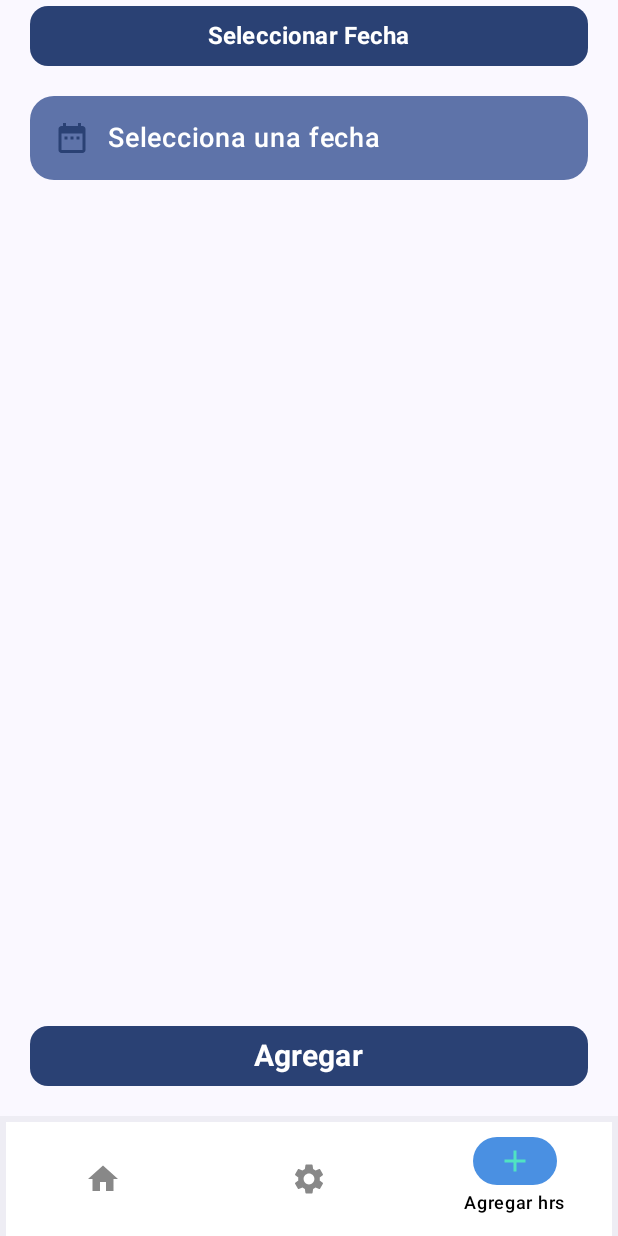
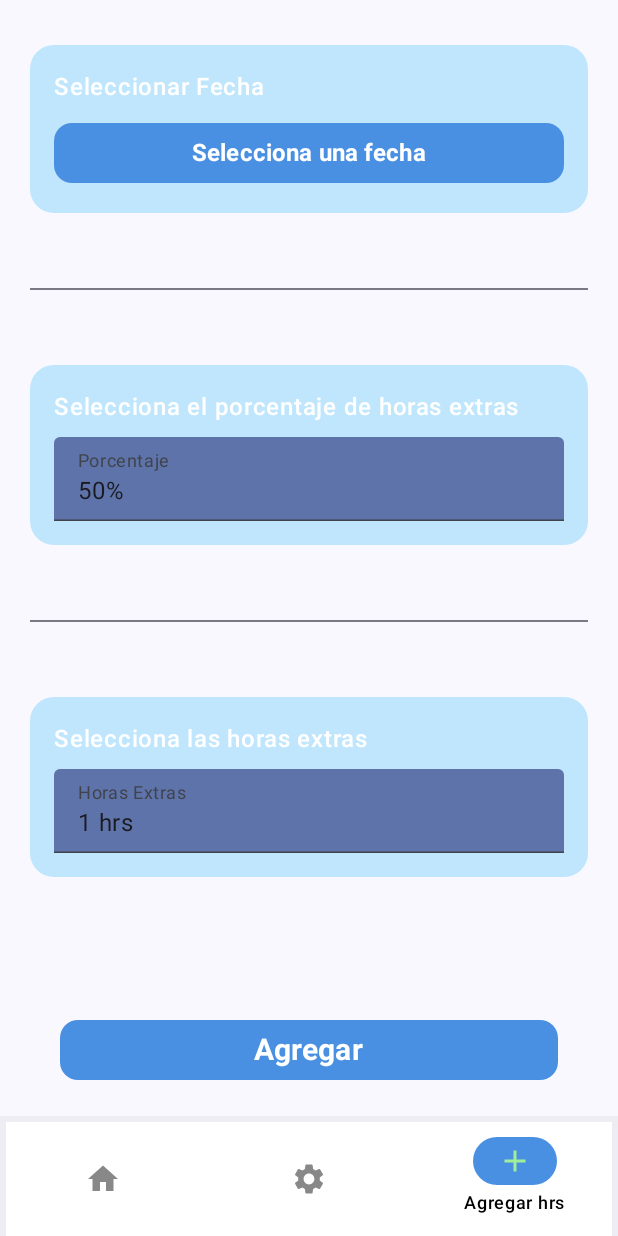
Before and after one commit to ricardosr4/OverTime, an Android app built with Jetpack Compose: the AddHrsExtrasScreen screen opened through its navigation route, on a phone screen of 412 x 824 dp. Run offline under Robolectric (Android 15) with nearby library versions, the phone set to English and light mode, and no system bars.

Commit message:
ui add hrs extras screen ok

```diff
--- a/app/src/main/java/com/example/overtime/ui/addHrsExtras/AddHrsExtrasScreen.kt
+++ b/app/src/main/java/com/example/overtime/ui/addHrsExtras/AddHrsExtrasScreen.kt
@@ -3,8 +3,6 @@ package com.example.overtime.ui.addHrsExtras
 import androidx.compose.foundation.background
 import androidx.compose.foundation.layout.*
 import androidx.compose.foundation.shape.RoundedCornerShape
-import androidx.compose.material.icons.Icons
-import androidx.compose.material.icons.filled.DateRange
 import androidx.compose.material3.*
 import androidx.compose.runtime.*
 import androidx.compose.ui.Alignment
@@ -12,6 +10,8 @@ import androidx.compose.ui.Modifier
 import androidx.compose.ui.text.font.FontWeight
 import androidx.compose.ui.unit.dp
 import androidx.compose.ui.unit.sp
+import com.example.overtime.ui.theme.ButtonPrimary
+import com.example.overtime.ui.theme.CardColor
 import java.text.SimpleDateFormat
 import java.util.*
 
@@ -20,6 +20,14 @@ import java.util.*
 fun AddHrsExtrasScreen() {
     var showDatePicker by remember { mutableStateOf(false) }
     var selectedDate by remember { mutableStateOf("Selecciona una fecha") }
+    var selectedPercentage by remember { mutableIntStateOf(50) }
+    var selectedHours by remember { mutableIntStateOf(1) }
+
+    val percentageOptions = listOf(50, 75, 100, 130)
+    val hoursOptions = (1..12).toList()
+
+    var expandedPercentage by remember { mutableStateOf(false) }
+    var expandedHours by remember { mutableStateOf(false) }
 
     Box(
         modifier = Modifier
@@ -30,44 +38,171 @@ fun AddHrsExtrasScreen() {
         Column(
             modifier = Modifier
                 .fillMaxWidth()
-                .align(Alignment.TopCenter), // Mantiene el contenido en la parte superior
+                .align(Alignment.TopCenter),
             horizontalAlignment = Alignment.CenterHorizontally
         ) {
+            // Card para seleccionar la fecha
+            Card(
+                colors = CardDefaults.cardColors(containerColor = CardColor),
+                shape = RoundedCornerShape(16.dp),
+                modifier = Modifier
+                    .fillMaxWidth()
+                    .padding(top = 30.dp),
+
+            ) {
+                Column(
+                    modifier = Modifier.padding(16.dp)
+                ) {
+                    Text(
+                        text = "Seleccionar Fecha",
+                        fontSize = 16.sp,
+                        fontWeight = FontWeight.Medium,
+                        color = MaterialTheme.colorScheme.onPrimaryContainer
+                    )
+
+                    Spacer(modifier = Modifier.height(8.dp))
+
                     Button(
                         onClick = { showDatePicker = true },
-                colors = ButtonDefaults.buttonColors(containerColor = MaterialTheme.colorScheme.primary),
+                        colors = ButtonDefaults.buttonColors(containerColor = ButtonPrimary),
                         shape = RoundedCornerShape(12.dp),
                         modifier = Modifier.fillMaxWidth()
                     ) {
-                Text(text = "Seleccionar Fecha", fontSize = 16.sp, fontWeight = FontWeight.Bold)
+                        Text(text = selectedDate, fontSize = 16.sp, fontWeight = FontWeight.Bold)
+                    }
+                }
             }
 
-            Spacer(modifier = Modifier.height(16.dp))
+            Spacer(modifier = Modifier.height(50.dp))
+            Divider()
+            Spacer(modifier = Modifier.height(50.dp))
 
+            // Card para seleccionar el porcentaje de horas extras
             Card(
-                colors = CardDefaults.cardColors(containerColor = MaterialTheme.colorScheme.primaryContainer),
+                colors = CardDefaults.cardColors(containerColor = CardColor),
                 shape = RoundedCornerShape(16.dp),
                 modifier = Modifier.fillMaxWidth()
             ) {
-                Row(
-                    modifier = Modifier.padding(16.dp),
-                    verticalAlignment = Alignment.CenterVertically
+                Column(
+                    modifier = Modifier.padding(16.dp)
                 ) {
-                    Icon(
-                        imageVector = Icons.Default.DateRange,
-                        contentDescription = "Calendario",
-                        tint = MaterialTheme.colorScheme.primary
-                    )
-                    Spacer(modifier = Modifier.width(12.dp))
                     Text(
-                        text = selectedDate,
-                        fontSize = 18.sp,
+                        text = "Selecciona el porcentaje de horas extras",
+                        fontSize = 16.sp,
                         fontWeight = FontWeight.Medium,
                         color = MaterialTheme.colorScheme.onPrimaryContainer
                     )
+
+                    Spacer(modifier = Modifier.height(8.dp))
+
+                    ExposedDropdownMenuBox(
+                        expanded = expandedPercentage,
+                        onExpandedChange = { expandedPercentage = !expandedPercentage }
+                    ) {
+                        TextField(
+                            readOnly = true,
+                            value = "$selectedPercentage%",
+                            onValueChange = {},
+                            label = { Text("Porcentaje") },
+                            modifier = Modifier
+                                .fillMaxWidth()
+                                .menuAnchor(),
+                            colors = TextFieldDefaults.textFieldColors(
+                                containerColor = MaterialTheme.colorScheme.primaryContainer
+                            )
+                        )
+
+                        ExposedDropdownMenu(
+                            expanded = expandedPercentage,
+                            onDismissRequest = { expandedPercentage = false }
+                        ) {
+                            percentageOptions.forEach { percentage ->
+                                DropdownMenuItem(
+                                    text = { Text("$percentage%") },
+                                    onClick = {
+                                        selectedPercentage = percentage
+                                        expandedPercentage = false
+                                    }
+                                )
+                            }
+                        }
+                    }
                 }
             }
 
+            Spacer(modifier = Modifier.height(50.dp))
+            Divider()
+            Spacer(modifier = Modifier.height(50.dp))
+
+            // Card para seleccionar la cantidad de horas extras
+            Card(
+                colors = CardDefaults.cardColors(containerColor = CardColor),
+                shape = RoundedCornerShape(16.dp),
+                modifier = Modifier.fillMaxWidth()
+            ) {
+                Column(
+                    modifier = Modifier.padding(16.dp)
+                ) {
+                    Text(
+                        text = "Selecciona las horas extras",
+                        fontSize = 16.sp,
+                        fontWeight = FontWeight.Medium,
+                        color = MaterialTheme.colorScheme.onPrimaryContainer
+                    )
+
+                    Spacer(modifier = Modifier.height(8.dp))
+
+                    ExposedDropdownMenuBox(
+                        expanded = expandedHours,
+                        onExpandedChange = { expandedHours = !expandedHours }
+                    ) {
+                        TextField(
+                            readOnly = true,
+                            value = "$selectedHours hrs",
+                            onValueChange = {},
+                            label = { Text("Horas Extras") },
+                            modifier = Modifier
+                                .fillMaxWidth()
+                                .menuAnchor(),
+                            colors = TextFieldDefaults.textFieldColors(
+                                containerColor = MaterialTheme.colorScheme.primaryContainer
+                            )
+                        )
+
+                        ExposedDropdownMenu(
+                            expanded = expandedHours,
+                            onDismissRequest = { expandedHours = false }
+                        ) {
+                            hoursOptions.forEach { hour ->
+                                DropdownMenuItem(
+                                    text = { Text("$hour hrs") },
+                                    onClick = {
+                                        selectedHours = hour
+                                        expandedHours = false
+                                    }
+                                )
+                            }
+                        }
+                    }
+                }
+            }
+        }
+
+        // Botón fijo en la parte inferior
+        Button(
+            onClick = { /* Acción para agregar */ },
+            colors = ButtonDefaults.buttonColors(containerColor = ButtonPrimary),
+            shape = RoundedCornerShape(12.dp),
+            modifier = Modifier
+                .fillMaxWidth()
+                .align(Alignment.BottomCenter)
+                .padding(20.dp)
+        ) {
+            Text(text = "Agregar", fontSize = 20.sp, fontWeight = FontWeight.Bold)
+        }
+    }
+
+    // Mostrar el DatePicker cuando se activa
     if (showDatePicker) {
         DatePickerDialog(
             onDismissRequest = { showDatePicker = false },
@@ -89,18 +224,3 @@ fun AddHrsExtrasScreen() {
         }
     }
 }
-
-        // Botón en la parte inferior centrado
-        Button(
-            onClick = { },
-            colors = ButtonDefaults.buttonColors(containerColor = MaterialTheme.colorScheme.primary),
-            shape = RoundedCornerShape(12.dp),
-            modifier = Modifier
-                .fillMaxWidth()
-                .align(Alignment.BottomCenter) // Lo ancla abajo
-                .padding(bottom = 16.dp)
-        ) {
-            Text(text = "Agregar", fontSize = 20.sp, fontWeight = FontWeight.Bold)
-        }
-    }
-}
--- a/app/src/main/java/com/example/overtime/ui/home/presenter/HomeScreen.kt
+++ b/app/src/main/java/com/example/overtime/ui/home/presenter/HomeScreen.kt
@@ -17,10 +17,18 @@ import androidx.compose.ui.unit.dp
 import androidx.compose.ui.unit.sp
 import androidx.navigation.NavController
 import com.example.overtime.ui.theme.ButtonPrimary
-
+import com.example.overtime.ui.theme.CardColor
+import com.example.overtime.ui.theme.SecondaryColor
 import java.time.LocalDate
 import java.time.format.TextStyle
 import java.util.Locale
+
+// Definir el data class WorkDay
+data class WorkDay(
+    val weekDay: String,
+    val quantityOverHours: Int,
+    val percentageOverHours: Int
+)
 
 @RequiresApi(Build.VERSION_CODES.O)
 @Composable
@@ -28,10 +36,10 @@ fun HomeScreen(navController: NavController) {
     val currentMonth =
         remember { LocalDate.now().month.getDisplayName(TextStyle.FULL, Locale("es", "ES")) }
 
-    // Lista con los ítems (día, cantidad de horas extras, porcentaje de horas extras)
+    // Lista con los ítems como WorkDay
     var itemsList by remember {
         mutableStateOf(List(21) { index ->
-            Triple("Día $index", (1..5).random(), listOf(50, 75, 100, 130).random())
+            WorkDay("Día $index", (1..5).random(), listOf(50, 75, 100, 130).random())
         })
     }
 
@@ -43,10 +51,10 @@ fun HomeScreen(navController: NavController) {
 
     // Función para recalcular las horas de cada porcentaje
     fun recalculateHours() {
-        total50 = itemsList.filter { it.third == 50 }.sumOf { it.second }
-        total75 = itemsList.filter { it.third == 75 }.sumOf { it.second }
-        total100 = itemsList.filter { it.third == 100 }.sumOf { it.second }
-        total130 = itemsList.filter { it.third == 130 }.sumOf { it.second }
+        total50 = itemsList.filter { it.percentageOverHours == 50 }.sumOf { it.quantityOverHours }
+        total75 = itemsList.filter { it.percentageOverHours == 75 }.sumOf { it.quantityOverHours }
+        total100 = itemsList.filter { it.percentageOverHours == 100 }.sumOf { it.quantityOverHours }
+        total130 = itemsList.filter { it.percentageOverHours == 130 }.sumOf { it.quantityOverHours }
     }
 
     // Recalcular las horas al inicio
@@ -60,7 +68,7 @@ fun HomeScreen(navController: NavController) {
                 .fillMaxHeight(0.3f)
                 .padding(16.dp),
             shape = RoundedCornerShape(16.dp),
-            colors = CardDefaults.cardColors(containerColor = MaterialTheme.colorScheme.surface),
+            colors = CardDefaults.cardColors(containerColor = CardColor),
             elevation = CardDefaults.cardElevation(defaultElevation = 16.dp)
         ) {
             Column(
@@ -114,9 +122,9 @@ fun HomeScreen(navController: NavController) {
         ) {
             items(itemsList) { item ->
                 CardItem(
-                    weekDay = item.first,
-                    quantityOverHours = item.second,
-                    percentageOverHours = item.third,
+                    weekDay = item.weekDay,
+                    quantityOverHours = item.quantityOverHours,
+                    percentageOverHours = item.percentageOverHours,
                     onDeleteConfirm = {
                         itemsList = itemsList - item
                         recalculateHours() // Recalcular horas al eliminar un ítem
@@ -162,7 +170,7 @@ fun CardItem(
             .fillMaxWidth()
             .padding(8.dp),
         shape = RoundedCornerShape(8.dp),
-        colors = CardDefaults.cardColors(containerColor = MaterialTheme.colorScheme.surface),
+        colors = CardDefaults.cardColors(containerColor = SecondaryColor),
         elevation = CardDefaults.cardElevation(defaultElevation = 4.dp)
     ) {
         Row(
--- a/app/src/main/java/com/example/overtime/ui/theme/Color.kt
+++ b/app/src/main/java/com/example/overtime/ui/theme/Color.kt
@@ -12,7 +12,8 @@ val Pink40 = Color(0xFF7D5260)
 
 // Colores Base
 val PrimaryColor = Color(0xFF4A90E2) // Botón principal, enlaces interactivos
-val SecondaryColor = Color(0xFF50E3C2) // Elementos secundarios, acentos
+val SecondaryColor = Color(0xFFA0EE9A) // Elementos secundarios, acentos
+val CardColor = Color(0xFFBFE6FD) // Color de card principal
 //val BackgroundColor = Color(0xFFF5F7FA) // Fondo principal de la app
 //val ContrastColor = Color(0xFFFF6B6B) // Botón de acción destacada, alertas importantes
 
@@ -30,7 +31,7 @@ val ButtonDisabled = Color(0xFFE0E0E0) // Fondo del botón deshabilitado
 // Textos
 val TextPrimary = Color(0xFF212121) // Texto principal
 //val TextSecondary = Color(0xFF757575) // Texto secundario
-val TextHint = Color(0xFF9E9E9E) // Texto de ayuda (hints)
+val TextHint = Color(0xFF414141) // Texto de ayuda (hints)
 
 // Errores y Validaciones
 //val ErrorText = Color(0xFFD32F2F) // Mensajes de error
```
Lines whose indentation alone changed are shown as unchanged.
